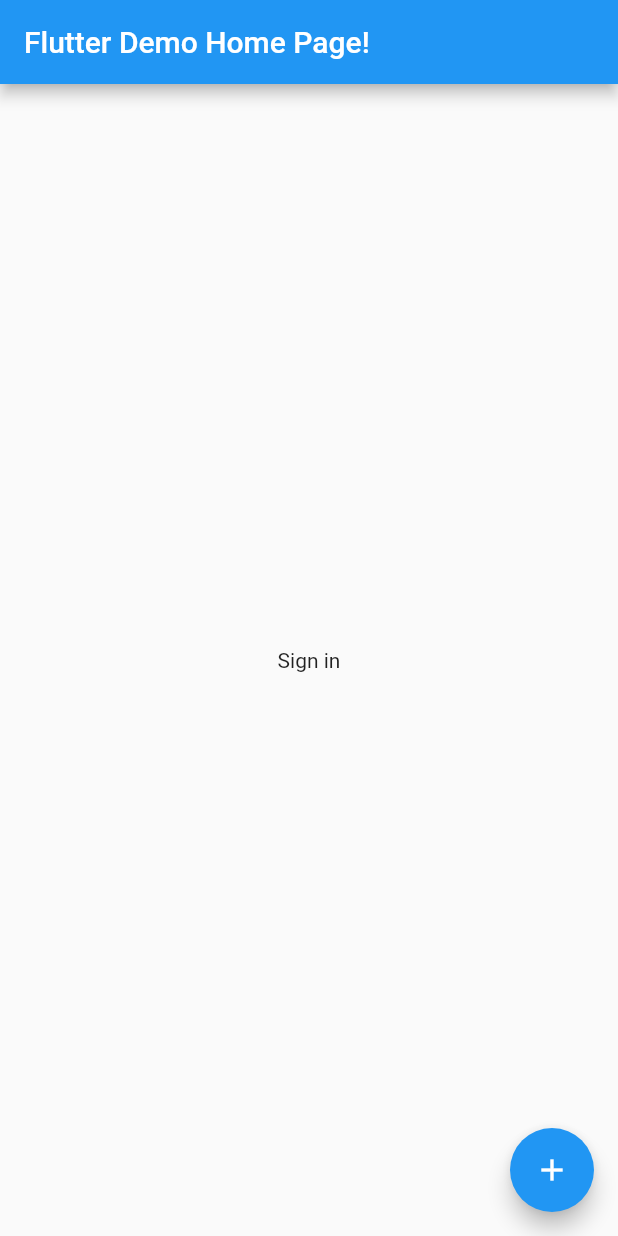
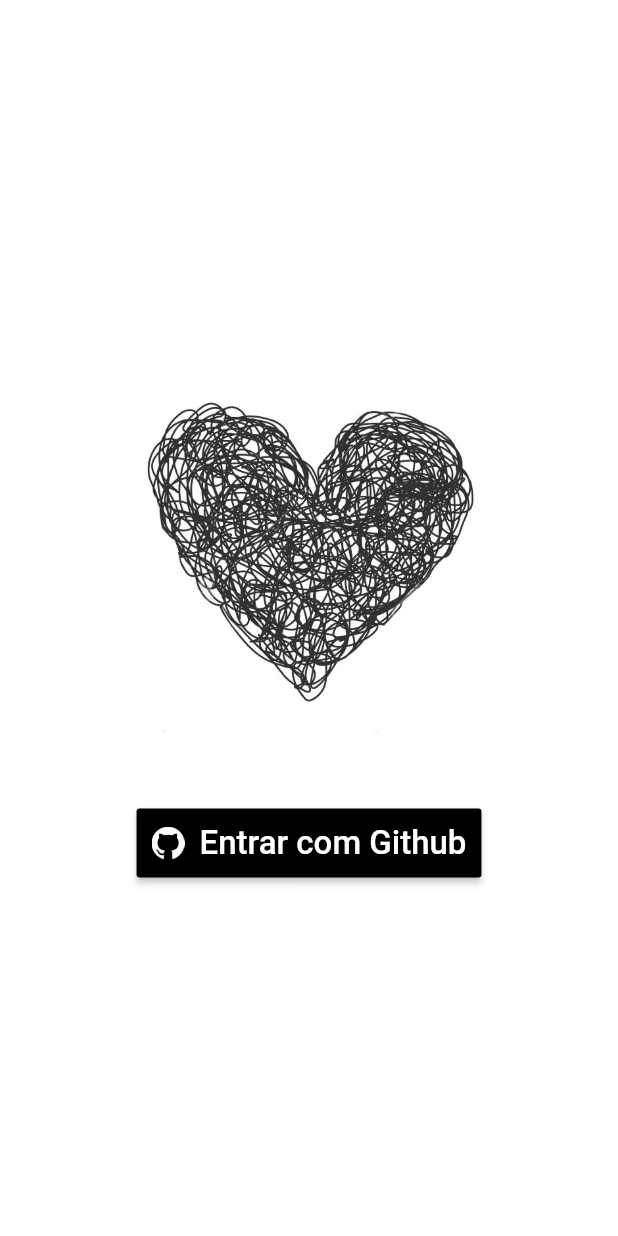
Before and after one commit to marquesm91/mess, a Flutter app: the screen it shows after launch, on a phone screen of 412 x 824 dp. Run offline on Flutter 3.47's test engine with Material 2 defaults, Android fonts, the phone set to English and light mode, and no system bars; our stand-ins replace firebase_auth, uni_links; accounts and stored records are empty.

Commit message:
feat: add Login page

```diff
--- a/lib/main.dart
+++ b/lib/main.dart
@@ -3,6 +3,8 @@ import 'package:firebase_auth/firebase_auth.dart';
 import 'package:mess/services/auth.dart';
 import 'dart:async';
 import 'package:uni_links/uni_links.dart';
+
+const PrimaryBlack = Color(0xff2b2b2b);
 
 void main() => runApp(MyApp());
 
@@ -10,19 +12,17 @@ class MyApp extends StatelessWidget {
   @override
   Widget build(BuildContext context) {
     return MaterialApp(
-      title: 'Flutter Demo',
+      title: 'Mess',
       theme: ThemeData(
         primarySwatch: Colors.blue,
       ),
-      home: MyHomePage(title: 'Flutter Demo Home Page!'),
+      home: MyHomePage(),
     );
   }
 }
 
 class MyHomePage extends StatefulWidget {
-  MyHomePage({Key key, this.title}) : super(key: key);
-
-  final String title;
+  MyHomePage({Key key}) : super(key: key);
 
   @override
   _MyHomePageState createState() => _MyHomePageState();
@@ -73,23 +73,55 @@ class _MyHomePageState extends State<MyHomePage> {
   @override
   Widget build(BuildContext context) {
     return Scaffold(
-      appBar: AppBar(
-        title: Text(widget.title),
-      ),
-      body: Center(
+      body: Container(
+        width: double.infinity,
+        height: double.infinity,
+        color: Colors.white,
+        padding: const EdgeInsets.all(10),
         child: Column(
           mainAxisAlignment: MainAxisAlignment.center,
-          children: <Widget>[
-            Text(
-              'Sign in',
+          children: [
+            Container(
+              padding: const EdgeInsets.only(bottom: 50),
+              child: Image.asset(
+                'assets/mess-logo.png',
+                height: 250,
+                fit: BoxFit.cover,
+              ),
+            ),
+            Container(
+              child: githubSignInButton(),
             ),
           ],
         ),
       ),
-      floatingActionButton: FloatingActionButton(
-        onPressed: signInWithGithub,
-        tooltip: 'Sign in with Github',
-        child: Icon(Icons.add),
+    );
+  }
+
+  Widget githubSignInButton() {
+    return RaisedButton(
+      onPressed: signInWithGithub,
+      color: Colors.black,
+      highlightColor: PrimaryBlack,
+      splashColor: Colors.white30,
+      padding: const EdgeInsets.all(10.0),
+      child: Row(
+        mainAxisSize: MainAxisSize.min,
+        mainAxisAlignment: MainAxisAlignment.center,
+        children: [
+          Container(
+            padding: const EdgeInsets.only(right: 10),
+            child: Image.asset(
+              'assets/github-logo.png',
+              height: 22,
+              fit: BoxFit.cover,
+            ),
+          ),
+          Text(
+            'Entrar com Github',
+            style: TextStyle(fontSize: 22, color: Colors.white),
+          ),
+        ],
       ),
     );
   }
--- a/pubspec.yaml
+++ b/pubspec.yaml
@@ -39,6 +39,8 @@ dev_dependencies:
 
 # The following section is specific to Flutter.
 flutter:
+  assets:
+    - assets/
 
   # The following line ensures that the Material Icons font is
   # included with your application, so that you can use the icons in
```
Also changed, not shown: assets/github-logo.png (added), assets/mess-logo.png (added).
